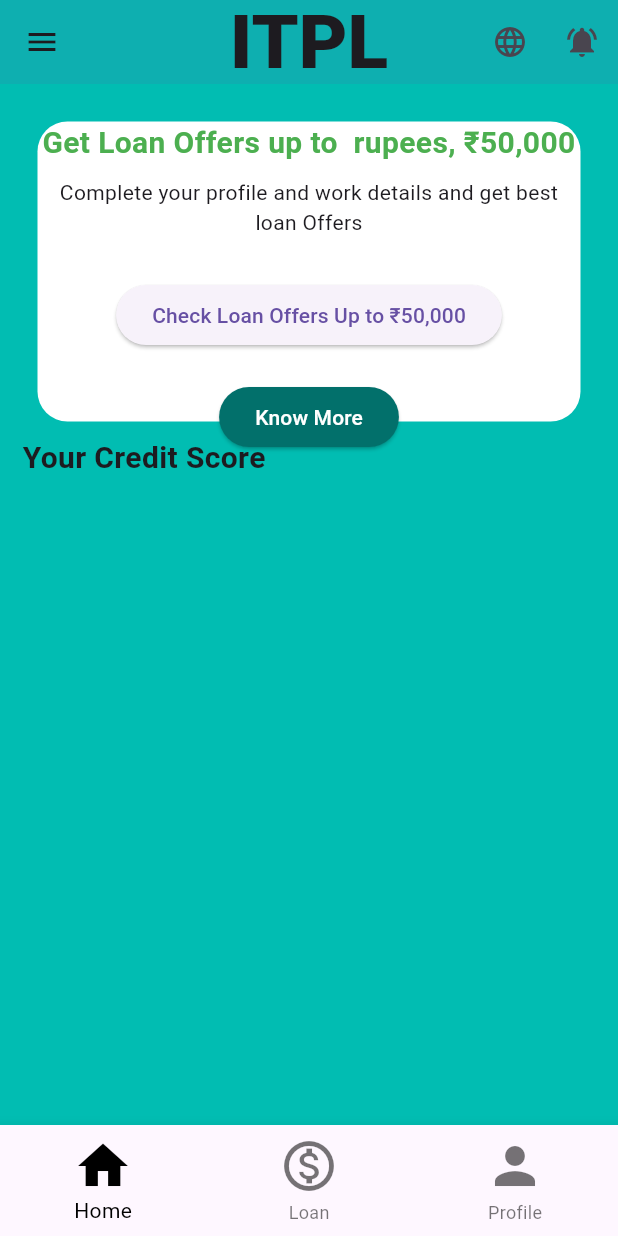
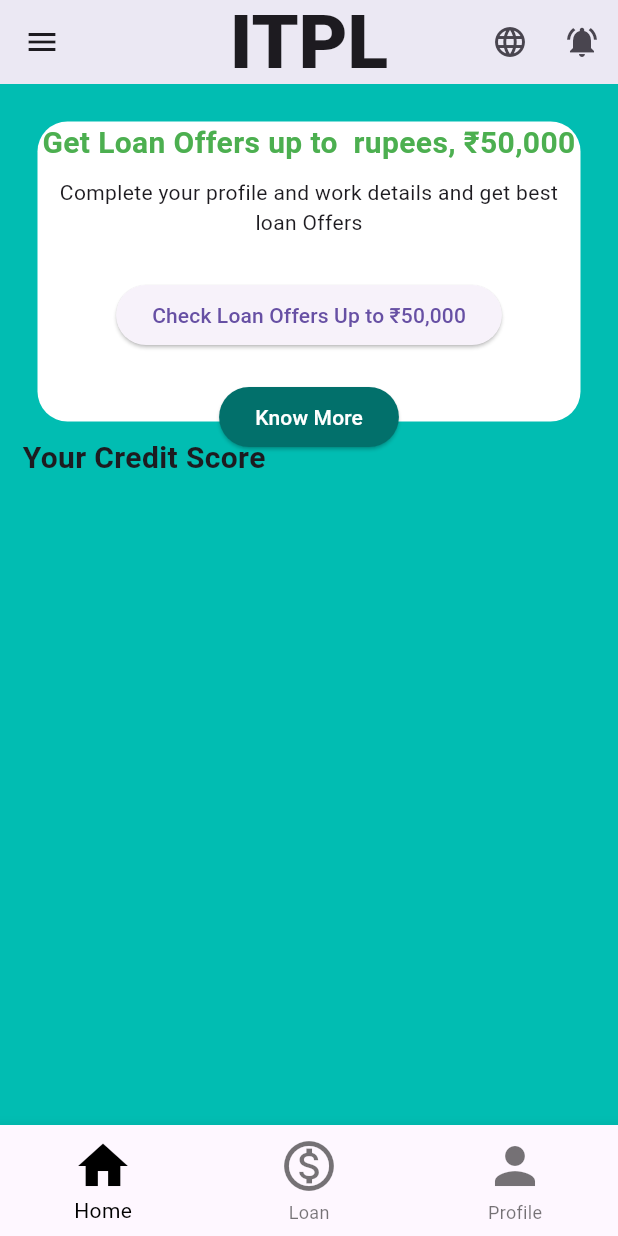
Before and after one commit to dabi2/newloanapp, a Flutter app: the screen it shows after launch, on a phone screen of 412 x 824 dp. Run offline on Flutter 3.47's test engine with Material 3 defaults, Android fonts, the phone set to English and light mode, and no system bars.

Commit message:
Changes made

```diff
--- a/lib/appBar.dart
+++ b/lib/appBar.dart
@@ -1,5 +1,6 @@
 import 'package:flutter/material.dart';
 import 'package:lame/knowmore.dart';
+
 class Appbarr {
   final AppBar appbar = AppBar(
     elevation: 10,
@@ -11,7 +12,7 @@ class Appbarr {
       ),
     ),
     centerTitle: true,
-    backgroundColor: Color(0xFF01BDB2),
+    backgroundColor: Colors.white,
     actions: [
       IconButton(
         onPressed: () {
```
Also changed, not shown: lib/Colors/Colors.dart (renamed from lib/Colors/tileColours.dart).
